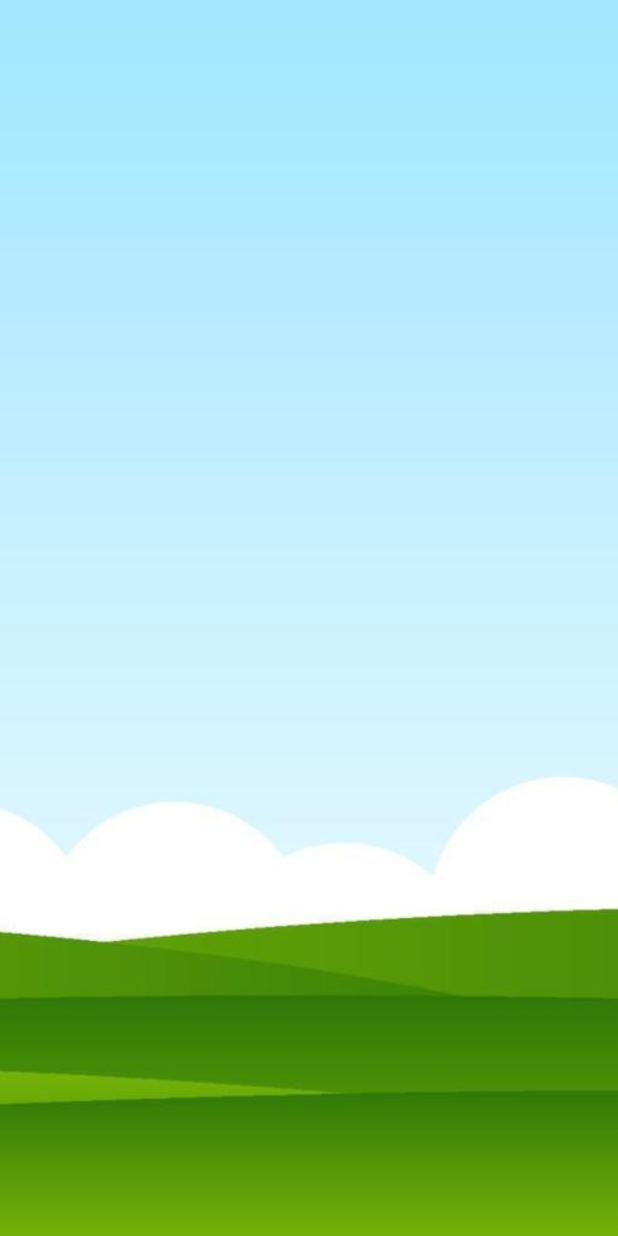
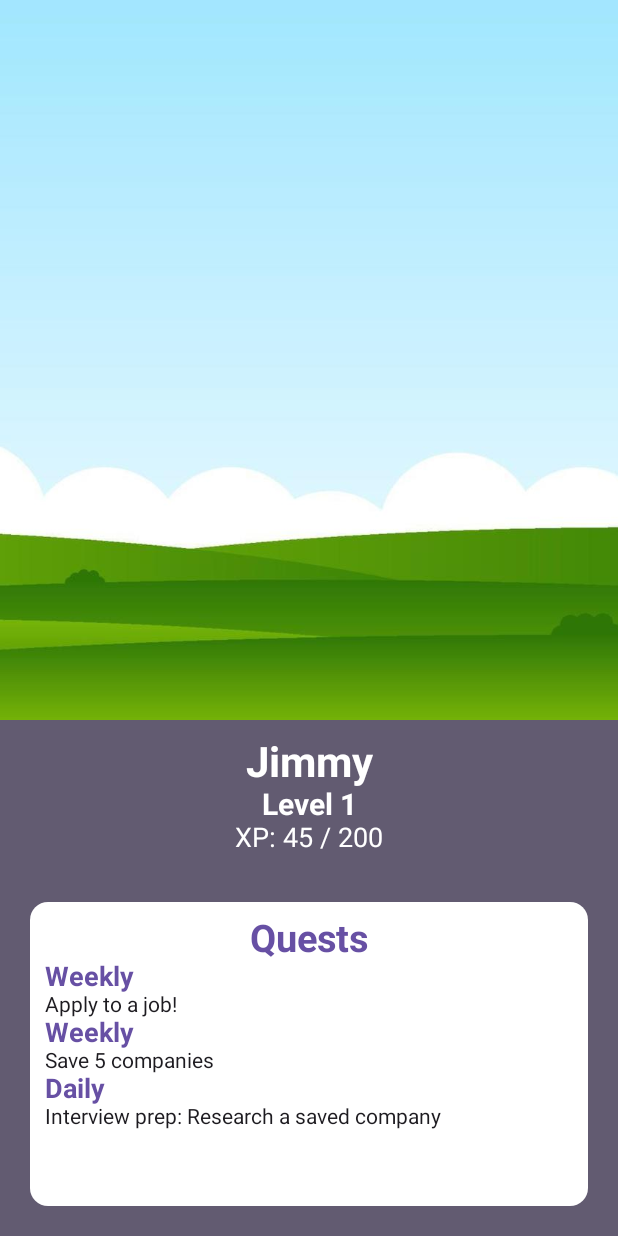
Before and after one commit to JLaFrance3/HackathonSP25, an Android app built with Jetpack Compose: the composable HomeScreen shown on its own in the app's theme, on a phone screen of 412 x 824 dp. Run offline under Robolectric (Android 15) with nearby library versions, the phone set to English and light mode, and no system bars; pictures from the network do not load.

Commit message:
Home screen mostly fleshed out

```diff
--- a/app/src/main/java/edu/quinnipiac/ser210/hackathonsp25/screens/HomeScreen.kt
+++ b/app/src/main/java/edu/quinnipiac/ser210/hackathonsp25/screens/HomeScreen.kt
@@ -1,16 +1,28 @@
 package edu.quinnipiac.ser210.hackathonsp25.screens
 
+import androidx.compose.foundation.background
+import androidx.compose.foundation.layout.Box
 import androidx.compose.foundation.layout.Column
 import androidx.compose.foundation.layout.fillMaxSize
-import androidx.compose.material3.LinearProgressIndicator
+import androidx.compose.foundation.layout.fillMaxWidth
+import androidx.compose.foundation.layout.height
+import androidx.compose.foundation.layout.padding
+import androidx.compose.material3.Card
+import androidx.compose.material3.CardDefaults
+import androidx.compose.material3.MaterialTheme
 import androidx.compose.material3.Surface
 import androidx.compose.material3.Text
 import androidx.compose.runtime.Composable
+import androidx.compose.ui.Alignment
 import androidx.compose.ui.Modifier
 import androidx.compose.ui.layout.ContentScale
 import androidx.compose.ui.text.font.FontWeight
+import androidx.compose.ui.text.font.FontWeight.Companion.Bold
+import androidx.compose.ui.tooling.preview.Preview
+import androidx.compose.ui.unit.dp
 import androidx.compose.ui.unit.sp
 import coil3.compose.AsyncImage
+import com.example.compose.AppTheme
 import edu.quinnipiac.ser210.rezippy.R
 
 @Composable
@@ -22,29 +34,128 @@ fun HomeScreen(
     val name: String = "Jimmy"
 
     Column(){
+        PetDisplay()
+        PetInfo(name, level, xp, maxXp)
+        QuestSection()
+    }
+}
+
+@Composable
+fun QuestSection(){
+    Surface(
+        modifier = Modifier
+            .fillMaxSize()
+            .background(MaterialTheme.colorScheme.secondary)
+            .padding(20.dp)
+    ){
+        Card(
+            colors = CardDefaults.cardColors(
+                containerColor = MaterialTheme.colorScheme.onPrimary
+            ),
+            modifier = Modifier
+                .background(MaterialTheme.colorScheme.secondary)
+
+        ){
+            Column(
+                horizontalAlignment = Alignment.CenterHorizontally,
+                modifier = Modifier
+                    .fillMaxWidth()
+                    .padding(10.dp)
+            ){
+                Text(
+                    text = "Quests",
+                    fontSize = 25.sp,
+                    fontWeight = FontWeight.Bold,
+                    color = MaterialTheme.colorScheme.primary
+                )
+                Quests()
+            }
+        }
+    }
+}
+
+@Composable
+fun Quests(){
+    Quest("Weekly", "Apply to a job!")
+    Quest("Weekly", "Save 5 companies")
+    Quest("Daily", "Interview prep: Research a saved company")
+}
+
+@Composable
+fun Quest(type: String, desc: String){
+    Column(
+        modifier = Modifier
+            .fillMaxWidth()
+    ){
+        Text(
+            type,
+            fontSize = 18.sp,
+            fontWeight = Bold,
+            color = MaterialTheme.colorScheme.primary
+        )
+        Text(desc)
+    }
+}
+
+@Composable
+fun PetDisplay(){
+    Box(
+        modifier = Modifier
+            .fillMaxWidth()
+            .height(480.dp)
+    ){
         AsyncImage(
             model = R.drawable.cartoonbackground,
             contentDescription = null,
             contentScale = ContentScale.Crop
         )
-        Column(){
+    }
+}
+
+@Composable
+fun PetInfo(name: String, level: Int, xp: Int, maxXp: Int){
+    Column(
+        horizontalAlignment = Alignment.CenterHorizontally,
+        modifier = Modifier
+            .fillMaxWidth()
+            .background(MaterialTheme.colorScheme.secondary)
+            .padding(12.dp)
+    ) {
         // Name
         Text(
             text = name,
-                fontSize = 23.sp,
-                fontWeight = FontWeight.Bold
+            fontSize = 28.sp,
+            fontWeight = FontWeight.Bold,
+            color = MaterialTheme.colorScheme.onSecondary
         )
         // Level
         Text(
             text = "Level $level",
             fontSize = 20.sp,
-                fontWeight = FontWeight.Bold
+            fontWeight = FontWeight.Bold,
+            color = MaterialTheme.colorScheme.onSecondary
         )
         // XP
         Text(
             text = "XP: $xp / $maxXp",
-                fontSize = 18.sp
+            fontSize = 18.sp,
+            color = MaterialTheme.colorScheme.onSecondary
         )
     }
+
+}
+
+@Preview
+@Composable
+fun HomeScreenPreview(){
+    AppTheme(){
+        HomeScreen()
     }
 }
+
+
+@Preview
+@Composable
+fun QuestsPreview(){
+    Quests()
+}
--- a/app/src/main/java/edu/quinnipiac/ser210/hackathonsp25/ui/theme/Theme.kt
+++ b/app/src/main/java/edu/quinnipiac/ser210/hackathonsp25/ui/theme/Theme.kt
@@ -259,7 +259,7 @@ val unspecified_scheme = ColorFamily(
 fun AppTheme(
     darkTheme: Boolean = isSystemInDarkTheme(),
     // Dynamic color is available on Android 12+
-    dynamicColor: Boolean = true,
+    dynamicColor: Boolean = false,
     content: @Composable() () -> Unit
 ) {
   val colorScheme = when {
```
Lines whose indentation alone changed are shown as unchanged.
